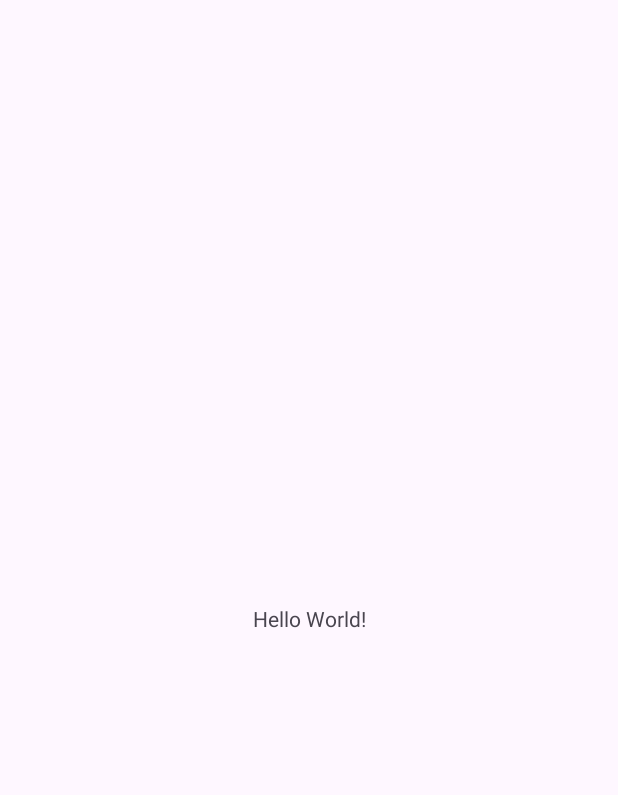
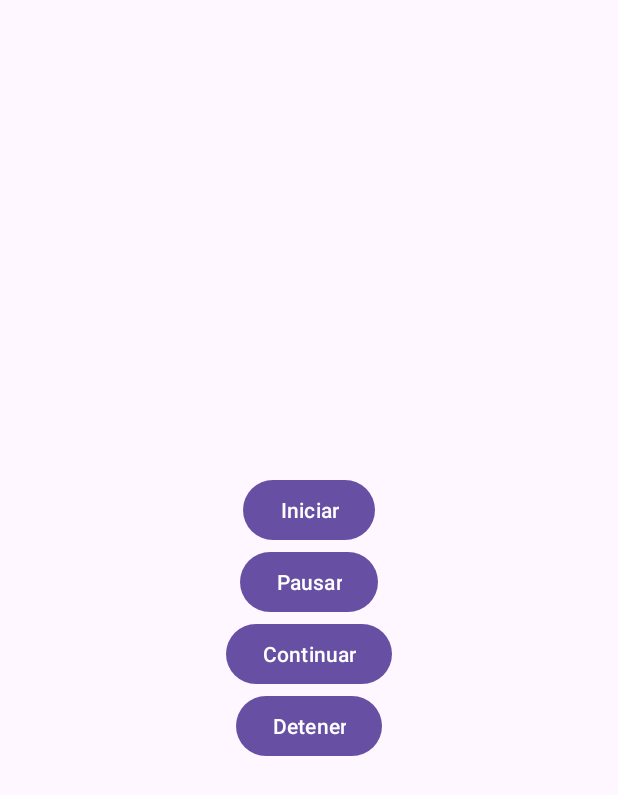
Before and after one commit to eazurin/LABORATORIO10---IDNP, an Android app: the screen it shows after launch (MainActivity), on a phone screen of 412 x 824 dp. Before the commit the part shown is almost empty. Shown: the top 795 px of the screen. Run offline under Robolectric (Android 15) with nearby library versions, the phone set to English and light mode, and no system bars.

Commit message:
Aplicacion con funcionalidades basicas

```diff
--- a/app/src/main/java/com/example/laboratorio10/MainActivity.java
+++ b/app/src/main/java/com/example/laboratorio10/MainActivity.java
@@ -1,24 +1,25 @@
 package com.example.laboratorio10;
 
+import android.content.Intent;
 import android.os.Bundle;
-
-import androidx.activity.EdgeToEdge;
+import android.view.View;
 import androidx.appcompat.app.AppCompatActivity;
-import androidx.core.graphics.Insets;
-import androidx.core.view.ViewCompat;
-import androidx.core.view.WindowInsetsCompat;
 
 public class MainActivity extends AppCompatActivity {
-
     @Override
     protected void onCreate(Bundle savedInstanceState) {
         super.onCreate(savedInstanceState);
-        EdgeToEdge.enable(this);
         setContentView(R.layout.activity_main);
-        ViewCompat.setOnApplyWindowInsetsListener(findViewById(R.id.main), (v, insets) -> {
-            Insets systemBars = insets.getInsets(WindowInsetsCompat.Type.systemBars());
-            v.setPadding(systemBars.left, systemBars.top, systemBars.right, systemBars.bottom);
-            return insets;
-        });
+
+        findViewById(R.id.btnStart).setOnClickListener(v -> startServiceAction("START"));
+        findViewById(R.id.btnPause).setOnClickListener(v -> startServiceAction("PAUSE"));
+        findViewById(R.id.btnResume).setOnClickListener(v -> startServiceAction("RESUME"));
+        findViewById(R.id.btnStop).setOnClickListener(v -> startServiceAction("STOP"));
+    }
+
+    private void startServiceAction(String action) {
+        Intent intent = new Intent(this, AudioPlayerService.class);
+        intent.setAction(action);
+        startService(intent);
     }
 }
--- a/app/src/main/res/layout/activity_main.xml
+++ b/app/src/main/res/layout/activity_main.xml
@@ -1,19 +1,32 @@
-<?xml version="1.0" encoding="utf-8"?>
-<androidx.constraintlayout.widget.ConstraintLayout xmlns:android="http://schemas.android.com/apk/res/android"
-    xmlns:app="http://schemas.android.com/apk/res-auto"
-    xmlns:tools="http://schemas.android.com/tools"
-    android:id="@+id/main"
+<LinearLayout
+    xmlns:android="http://schemas.android.com/apk/res/android"
     android:layout_width="match_parent"
     android:layout_height="match_parent"
-    tools:context=".MainActivity">
+    android:orientation="vertical"
+    android:gravity="center"
+    android:padding="16dp">
 
-    <TextView
+    <Button
+        android:id="@+id/btnStart"
         android:layout_width="wrap_content"
         android:layout_height="wrap_content"
-        android:text="Hello World!"
-        app:layout_constraintBottom_toBottomOf="parent"
-        app:layout_constraintEnd_toEndOf="parent"
-        app:layout_constraintStart_toStartOf="parent"
-        app:layout_constraintTop_toTopOf="parent" />
+        android:text="Iniciar" />
 
-</androidx.constraintlayout.widget.ConstraintLayout>
+    <Button
+        android:id="@+id/btnPause"
+        android:layout_width="wrap_content"
+        android:layout_height="wrap_content"
+        android:text="Pausar" />
+
+    <Button
+        android:id="@+id/btnResume"
+        android:layout_width="wrap_content"
+        android:layout_height="wrap_content"
+        android:text="Continuar" />
+
+    <Button
+        android:id="@+id/btnStop"
+        android:layout_width="wrap_content"
+        android:layout_height="wrap_content"
+        android:text="Detener" />
+</LinearLayout>
```
Also changed, not shown: app/src/main/AndroidManifest.xml (+12 -2 lines), app/src/main/java/com/example/laboratorio10/AudioPlayerService.java (added, +98 -0 lines), 1 other file.
